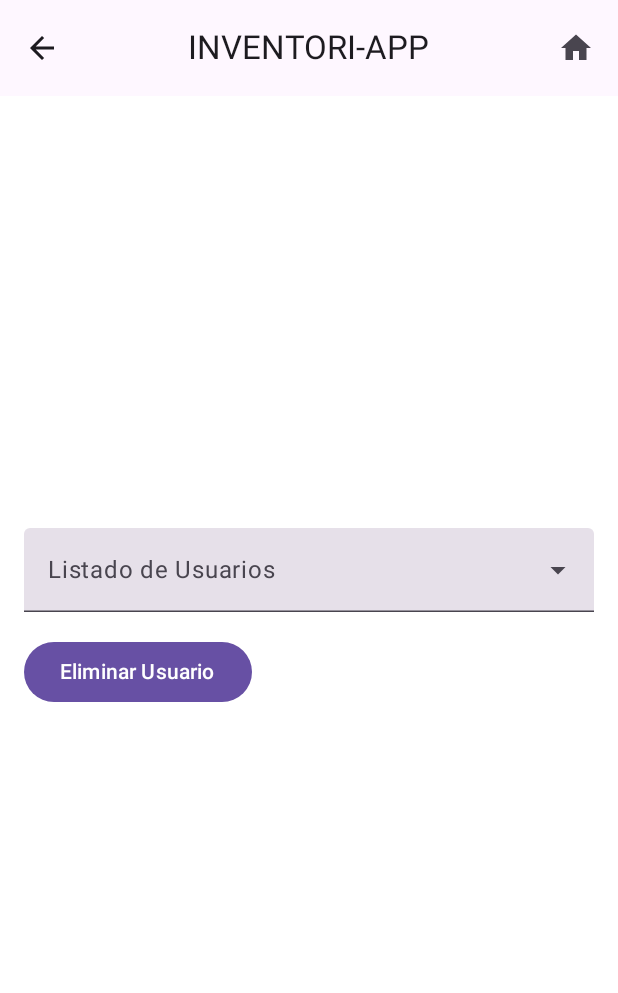
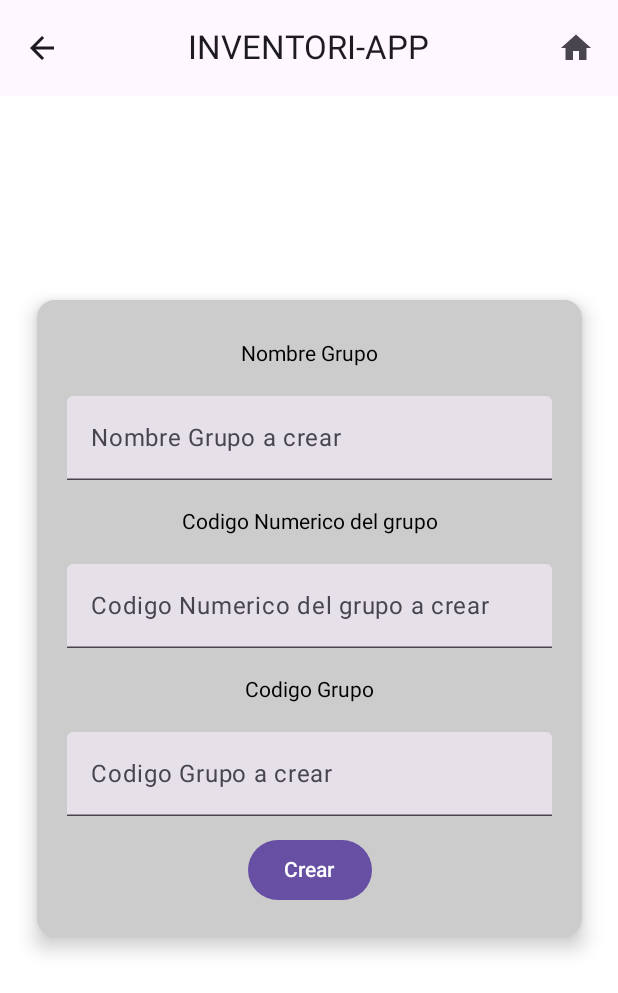
Before and after one commit to rowinzon/Proyecto_electiva1, an Android app built with Jetpack Compose: the @Preview function PantallaAMovimientosPreview, on a phone screen of 412 x 824 dp. Shown: the top 993 px of the screen. Run offline under Robolectric (Android 15) with nearby library versions, the phone set to English and light mode, and no system bars.

Commit message:
cambios mios

```diff
--- a/app/src/main/java/com/example/proyecto/Movimientos.kt
+++ b/app/src/main/java/com/example/proyecto/Movimientos.kt
@@ -168,10 +168,140 @@ fun DeleteUser(onBack: () -> Unit, onHome: () -> Unit) {
     }
 }
 
+@Composable
+fun Elementos(onBack: () -> Unit, onHome: () -> Unit,onNavigateTo: (String) -> Unit){
+    TopBarButtons(onBack = onBack, onHome = onHome)
+    var isSelected by remember { mutableStateOf(false) }
+    Box(
+        modifier = Modifier.fillMaxSize(),
+        contentAlignment = Alignment.Center
+    ) {
+        Card(
+            modifier = Modifier.padding(16.dp),
+            colors = CardDefaults.cardColors(containerColor = Color.LightGray),
+            elevation = CardDefaults.cardElevation(8.dp)
+        ){
+            Column(
+                modifier = Modifier.fillMaxWidth(),
+                verticalArrangement = Arrangement.Top,
+                horizontalAlignment = Alignment.Start
+            ) {
+                val opciones = listOf(
+                    "Crear Grupo",
+                    "Crear Subgrupo",
+                    "Crear Elementos"
+                )
+                opciones.forEach { opcion ->
+                    TextButton(
+                        onClick = {
+                            when (opcion) {
+                                "Crear Grupo" -> onNavigateTo("CreateGrupo")
+                                "Crear Subgrupo" -> { /* navegar a Subgrupo */ }
+                                "Crear Elementos" -> { /* navegar a Elementos */ }
+                            }
+                        },
+                        modifier = Modifier.fillMaxWidth()
+                    ) {
+                        Text(
+                            text = opcion,
+                            fontSize = 20.sp,
+                            color = Color.Black,
+                            textAlign = TextAlign.Start,
+                            modifier = Modifier.fillMaxWidth()
+                        )
+                    }
+                }
+            }
+        }
+        LogoUan(
+            modifier = Modifier.size(240.dp).align(Alignment.BottomCenter).padding(16.dp)
+        )
+    }
+}
+
+@Composable
+fun CreateGrupo(onBack: () -> Unit, onHome: () -> Unit){
+    var GrupoNametocreate by remember { mutableStateOf("") }
+    var GrupoCodigoNumtocreate by remember { mutableStateOf("") }
+    var GrupoCodigotocreate by remember { mutableStateOf("") }
+    var Message by remember { mutableStateOf("") }
+    TopBarButtons(onBack = onBack, onHome = onHome)
+    Box(
+        modifier = Modifier.fillMaxSize().padding(horizontal = 4.dp),
+        contentAlignment = Alignment.Center
+    ) {
+        Card(
+            modifier = Modifier
+                .align(Alignment.Center)
+                .fillMaxWidth(0.9f)
+                .wrapContentHeight(),
+            colors = CardDefaults.cardColors(containerColor = Color.LightGray),
+            elevation = CardDefaults.cardElevation(8.dp)
+        ) {
+            Column(
+                modifier = Modifier
+                    .fillMaxWidth()
+                    .padding(20.dp),
+                verticalArrangement = Arrangement.spacedBy(12.dp),
+                horizontalAlignment = Alignment.CenterHorizontally
+            ) {
+                Text(
+                    text = "Nombre Grupo",
+                    color = Color.Black,
+                    modifier = Modifier.padding(8.dp)
+                )
+                TextField(
+                    modifier = Modifier.fillMaxWidth(),
+                    value = GrupoNametocreate,
+                    onValueChange = { GrupoNametocreate = it },
+                    label = { Text("Nombre Grupo a crear") }
+                )
+                Text(
+                    text = "Codigo Numerico del grupo",
+                    color = Color.Black,
+                    modifier = Modifier.padding(8.dp)
+                )
+                TextField(
+                    modifier = Modifier.fillMaxWidth(),
+                    value = GrupoCodigoNumtocreate,
+                    onValueChange = { GrupoCodigoNumtocreate = it },
+                    label = { Text("Codigo Numerico del grupo a crear") }
+                )
+                Text(
+                    text = "Codigo Grupo",
+                    color = Color.Black,
+                    modifier = Modifier.padding(8.dp),
+                )
+                TextField(
+                    modifier = Modifier.fillMaxWidth(),
+                    value = GrupoCodigotocreate,
+                    onValueChange = { GrupoCodigotocreate = it },
+                    label = { Text("Codigo Grupo a crear") }
+                )
+                Button(
+                    onClick = {
+                    }
+                ){
+                    Text("Crear")
+                }
+                if (Message.isNotEmpty()) {
+                    Text(
+                        text = Message,
+                        fontSize = 18.sp,
+                        color = MaterialTheme.colorScheme.error
+                    )
+                }
+            }
+        }
+    }
+}
+
 
 @Preview(showBackground = true, showSystemUi = true)
 @Composable
 fun PantallaAMovimientosPreview() {
     //CreateNewUser(onBack = {}, onHome = {})
-    DeleteUser(onBack = {}, onHome = {})
+    //DeleteUser(onBack = {}, onHome = {})
+    CreateGrupo(onBack = {}, onHome = {})
+    //Elementos(onBack = {}, onHome = {},onNavigateTo = {})
 }
```
Also changed, not shown: app/src/main/java/com/example/proyecto/MainActivity.kt (+11 -0 lines).
